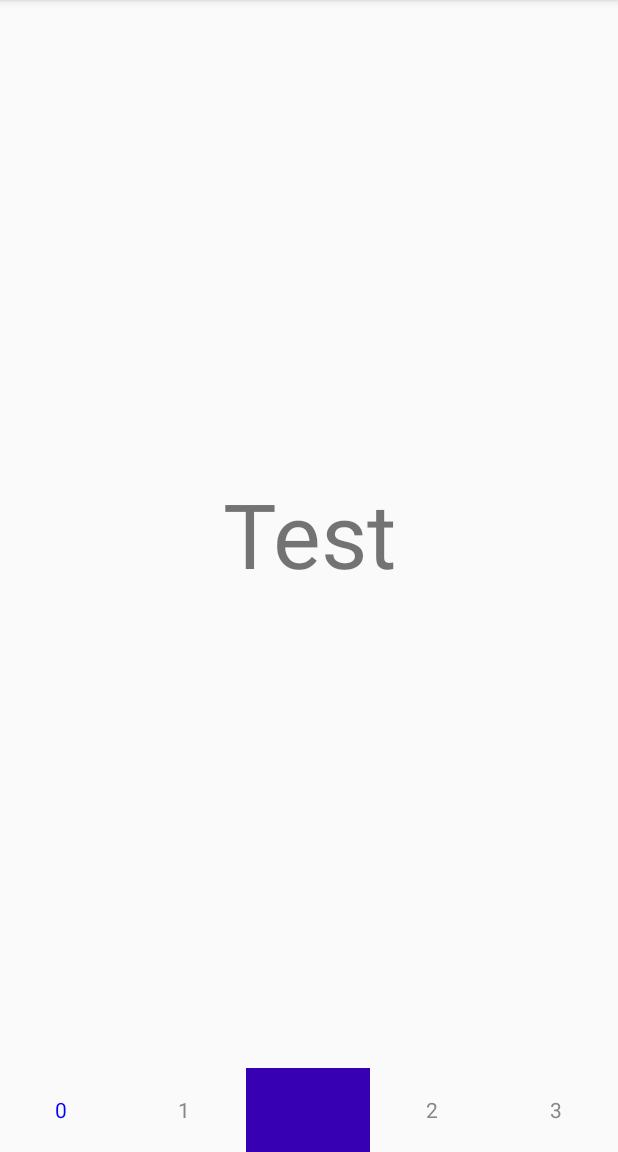
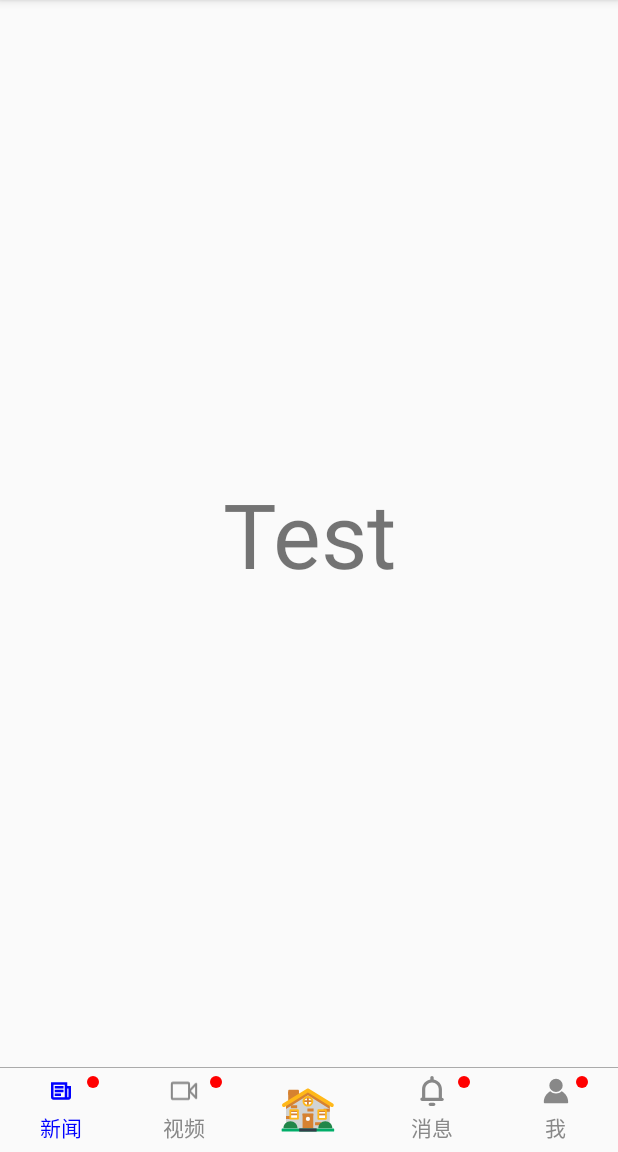
Before and after one commit to Ellen2018/AllPowerfulIndicator, an Android app: the DriedShrimpActivity screen opened directly, with no data from a screen before it, on a phone screen of 412 x 824 dp, the part 84-1236 px from its top. Run offline under Robolectric (Android 15) with nearby library versions, the phone set to English and light mode, and no system bars.

Commit message:
仿写虾米音乐app底部导航栏

```diff
--- a/app/src/main/java/com/ellen/allpowerfulindicator/ViewPager2Activity.kt
+++ b/app/src/main/java/com/ellen/allpowerfulindicator/ViewPager2Activity.kt
@@ -35,7 +35,7 @@ class ViewPager2Activity : AppCompatActivity(){
 
         }
 
-        allPowerIndicator.setAdapter(RoundIndicatorAdapter(viewPager2,Color.BLUE,Color.GRAY))
+        allPowerIndicator.setAdapter(RectangleIndicatorAdapter(viewPager2,Color.BLUE,Color.GRAY))
     }
 
 }
--- a/app/src/main/java/com/ellen/allpowerfulindicator/bottomnavigation/BottomBarAdapter.kt
+++ b/app/src/main/java/com/ellen/allpowerfulindicator/bottomnavigation/BottomBarAdapter.kt
@@ -2,8 +2,13 @@ package com.ellen.allpowerfulindicator.bottomnavigation
 
 import android.content.res.ColorStateList
 import android.graphics.Color
+import android.graphics.drawable.ShapeDrawable
+import android.graphics.drawable.shapes.OvalShape
+import android.util.Log
 import android.view.View
+import android.widget.ImageView
 import android.widget.TextView
+import android.widget.Toast
 import androidx.viewpager.widget.ViewPager
 import androidx.viewpager2.widget.ViewPager2
 import com.ellen.allpowerfulindicator.R
@@ -24,7 +29,29 @@ class BottomBarAdapter : BaseIndicatorViewPagerAdapter<BottomViewHolder> {
     }
 
     override fun showContent(holder: BottomViewHolder) {
-       holder.tvUpdate.text = "${dataList[holder.position]}"
+        val drawable = ShapeDrawable(OvalShape())
+        drawable.paint.color = Color.RED
+        holder.view.background = drawable
+
+        when (holder.position){
+            0-> {
+                holder.iv.setImageResource(R.drawable.ic_news)
+                holder.tvTitle.text = "新闻"
+            }
+            1-> {
+                holder.iv.setImageResource(R.drawable.ic_video)
+                holder.tvTitle.text = "视频"
+            }
+            2-> {
+                holder.iv.setImageResource(R.drawable.ic_message)
+                holder.tvTitle.text = "消息"
+            }
+            3-> {
+                holder.iv.setImageResource(R.drawable.ic_me)
+                holder.tvTitle.text = "我"
+            }
+        }
+
     }
 
     override fun getViewHolder(viewType: Int): BottomViewHolder {
@@ -32,15 +59,17 @@ class BottomBarAdapter : BaseIndicatorViewPagerAdapter<BottomViewHolder> {
     }
 
     override fun onTabReselected(holder: BottomViewHolder) {
-
+        Toast.makeText(holder.itemView?.context, "重选:${holder.position}", Toast.LENGTH_SHORT).show()
     }
 
     override fun onTabUnselected(holder: BottomViewHolder) {
         holder.tvTitle.setTextColor(Color.GRAY)
+        holder.iv.imageTintList = ColorStateList.valueOf(Color.GRAY)
     }
 
     override fun onTabSelected(holder: BottomViewHolder) {
         holder.tvTitle.setTextColor(Color.BLUE)
+        holder.iv.imageTintList = ColorStateList.valueOf(Color.BLUE)
     }
 
     override fun bindLinkageView(allPowerIndicator: AllPowerIndicator) {
@@ -53,10 +82,12 @@ class BottomBarAdapter : BaseIndicatorViewPagerAdapter<BottomViewHolder> {
 class BottomViewHolder(layoutId: Int) : BaseViewHolder(layoutId) {
 
     lateinit var tvTitle: TextView
-    lateinit var tvUpdate: TextView
+    lateinit var view: View
+    lateinit var iv: ImageView
 
     override fun bindView(itemView: View) {
         tvTitle = itemView.findViewById(R.id.tv_title)
-        tvUpdate = itemView.findViewById(R.id.tv_update)
+        view = itemView.findViewById(R.id.view_round)
+        iv = itemView.findViewById(R.id.iv)
     }
 }
--- a/app/src/main/java/com/ellen/allpowerfulindicator/driedshrimp/DriedShrimpActivity.kt
+++ b/app/src/main/java/com/ellen/allpowerfulindicator/driedshrimp/DriedShrimpActivity.kt
@@ -1,5 +1,6 @@
 package com.ellen.allpowerfulindicator.driedshrimp
 
+import android.content.res.ColorStateList
 import android.graphics.Color
 import android.os.Bundle
 import android.util.Log
@@ -44,19 +45,21 @@ class DriedShrimpActivity : AppCompatActivity() {
         val adapter = DriedShrimpAdapter()
         adapter.onTabSelectListener = object : OnTabSelectListener<CenterViewHolder,NormalViewHolder>{
             override fun onTabReselected(truePosition: Int, holder: NormalViewHolder) {
-
+                Toast.makeText(this@DriedShrimpActivity, "重选:$truePosition",Toast.LENGTH_SHORT).show()
             }
 
             override fun onTabUnselected(truePosition: Int, holder: NormalViewHolder) {
-                holder.tv.setTextColor(Color.GRAY)
+               holder.iv.imageTintList = ColorStateList.valueOf(Color.GRAY)
+               holder.tvTitle.setTextColor(Color.GRAY)
             }
 
             override fun onTabSelected(truePosition: Int, holder: NormalViewHolder) {
-                holder.tv.setTextColor(Color.BLUE)
+                holder.iv.imageTintList = ColorStateList.valueOf(Color.BLUE)
+                holder.tvTitle.setTextColor(Color.BLUE)
             }
 
             override fun onCenterTabListener(holder: CenterViewHolder) {
-
+                Toast.makeText(this@DriedShrimpActivity,"点击了中间",Toast.LENGTH_SHORT).show()
             }
 
             override fun bindViewPager2(): ViewPager2? {
--- a/app/src/main/java/com/ellen/allpowerfulindicator/driedshrimp/DriedShrimpAdapter.kt
+++ b/app/src/main/java/com/ellen/allpowerfulindicator/driedshrimp/DriedShrimpAdapter.kt
@@ -1,5 +1,8 @@
 package com.ellen.allpowerfulindicator.driedshrimp
 
+import android.graphics.Color
+import android.graphics.drawable.ShapeDrawable
+import android.graphics.drawable.shapes.OvalShape
 import android.view.View
 import android.widget.ImageView
 import android.widget.TextView
@@ -9,17 +12,12 @@ import com.ellen.indicator.BaseViewHolder
 
 class DriedShrimpAdapter : BaseBottomBarAdapter<CenterViewHolder, NormalViewHolder>() {
 
-
-    override fun getItemCount(): Int {
-        return 8
-    }
-
-    override fun getCenterViewHolder(): CenterViewHolder? {
-        return return CenterViewHolder(R.layout.view_center)
+    override fun getCenterViewHolder(): CenterViewHolder{
+        return CenterViewHolder(R.layout.view_center)
     }
 
     override fun getNormalViewHolder(): NormalViewHolder {
-        return NormalViewHolder(R.layout.view_left_right)
+        return NormalViewHolder(R.layout.item_bottom_navigation_bar)
     }
 
     override fun showContentCenter(holder: CenterViewHolder) {
@@ -27,7 +25,28 @@ class DriedShrimpAdapter : BaseBottomBarAdapter<CenterViewHolder, NormalViewHold
     }
 
     override fun showContentNormal(truePosition: Int, holder: NormalViewHolder) {
-        holder.tv.text = truePosition.toString()
+        val drawable = ShapeDrawable(OvalShape())
+        drawable.paint.color = Color.RED
+        holder.view.background = drawable
+
+        when (truePosition){
+            0-> {
+                holder.iv.setImageResource(R.drawable.ic_news)
+                holder.tvTitle.text = "新闻"
+            }
+            1-> {
+                holder.iv.setImageResource(R.drawable.ic_video)
+                holder.tvTitle.text = "视频"
+            }
+            2-> {
+                holder.iv.setImageResource(R.drawable.ic_message)
+                holder.tvTitle.text = "消息"
+            }
+            3-> {
+                holder.iv.setImageResource(R.drawable.ic_me)
+                holder.tvTitle.text = "我"
+            }
+        }
     }
 
 }
@@ -43,9 +62,13 @@ class CenterViewHolder(itemLayoutId:Int) : BaseViewHolder(itemLayoutId){
 
 class NormalViewHolder(itemLayoutId:Int) : BaseViewHolder(itemLayoutId){
 
-    lateinit var tv:TextView
+    lateinit var tvTitle: TextView
+    lateinit var view: View
+    lateinit var iv: ImageView
 
     override fun bindView(itemView: View) {
-        tv = itemView.findViewById(R.id.tv)
+        tvTitle = itemView.findViewById(R.id.tv_title)
+        view = itemView.findViewById(R.id.view_round)
+        iv = itemView.findViewById(R.id.iv)
     }
 }
--- /dev/null
+++ b/app/src/main/res/drawable/ic_center.xml
@@ -0,0 +1,78 @@
+<vector xmlns:android="http://schemas.android.com/apk/res/android"
+    android:width="200dp"
+    android:height="200dp"
+    android:viewportWidth="1024"
+    android:viewportHeight="1024">
+  <path
+      android:pathData="M358.1,394.7c0,11.1 -9.1,20.1 -20.1,20.1H194c-11.1,0 -20.1,-9.1 -20.1,-20.1v-208c0,-11.1 9.1,-20.1 20.1,-20.1h144c11.1,0 20.1,9.1 20.1,20.1v208z"
+      android:fillColor="#D68231"/>
+  <path
+      android:pathData="M173.9,201.1h106.2v51.1H173.9zM251.9,280h106.2v51.1H251.9z"
+      android:fillColor="#D68231"/>
+  <path
+      android:pathData="M136.9,408.4v417.1h747.3V408.4L510.6,175.2z"
+      android:fillColor="#D1D3D3"/>
+  <path
+      android:pathData="M510.6,175.2L136.9,408.4V493l373.7,-233.2L884.2,493v-84.6z"
+      android:fillColor="#D68231"/>
+  <path
+      android:pathData="M778,489.3h106.2v51.1H778zM632.6,721.3h106.2v51.1H632.6zM501.5,488.4h106.2v51.1H501.5zM136.9,613.2h106.2v51.1H136.9zM220.4,430.1h106.2v51.1H220.4z"
+      android:fillColor="#D68231"/>
+  <path
+      android:pathData="M419.3,574.5h182.5v251H419.3z"
+      android:fillColor="#D68231"/>
+  <path
+      android:pathData="M510.6,664.5m-35.7,0a35.7,35.7 0,1 0,71.4 0,35.7 35.7,0 1,0 -71.4,0Z"
+      android:fillColor="#FFFFFF"/>
+  <path
+      android:pathData="M510.6,362.1m-76,0a76,76 0,1 0,152 0,76 76,0 1,0 -152,0Z"
+      android:fillColor="#FFFFFF"/>
+  <path
+      android:pathData="M510.6,286.1c-42,0 -76,34 -76,76 0,4.6 0.4,9.1 1.2,13.4 6.3,-35.6 37.4,-62.6 74.8,-62.6s68.5,27 74.8,62.6c0.8,-4.4 1.2,-8.8 1.2,-13.4 0,-42 -34.1,-76 -76,-76z"
+      android:fillColor="#D68231"/>
+  <path
+      android:pathData="M586.6,347h-60.9v-60.9h-30.2V347h-60.9v30.2h60.9v60.9h30.2v-60.9h60.9z"
+      android:fillColor="#D68231"/>
+  <path
+      android:pathData="M510.6,301.2c-33.6,0 -60.9,27.3 -60.9,60.9S477,423 510.6,423s60.9,-27.3 60.9,-60.9 -27.3,-60.9 -60.9,-60.9zM510.6,453.2c-50.2,0 -91.1,-40.9 -91.1,-91.1 0,-50.2 40.9,-91.1 91.1,-91.1 50.2,0 91.1,40.9 91.1,91.1 0,50.2 -40.9,91.1 -91.1,91.1z"
+      android:fillColor="#FFB819"/>
+  <path
+      android:pathData="M419.3,574.5h182.5v31.7H419.3z"
+      android:fillColor="#D68231"/>
+  <path
+      android:pathData="M687.8,514.5h130.6v147.6H687.8z"
+      android:fillColor="#FFFFFF"/>
+  <path
+      android:pathData="M687.8,514.5h130.6V547H687.8z"
+      android:fillColor="#D68231"/>
+  <path
+      android:pathData="M687.8,573.2h130.6v30.2H687.8z"
+      android:fillColor="#D68231"/>
+  <path
+      android:pathData="M702.9,647h100.4L803.3,529.6L702.9,529.6L702.9,647zM818.4,677.2L687.8,677.2c-8.3,0 -15.1,-6.8 -15.1,-15.1L672.7,514.5c0,-8.3 6.8,-15.1 15.1,-15.1h130.6c8.3,0 15.1,6.8 15.1,15.1v147.6c0,8.3 -6.8,15.1 -15.1,15.1z"
+      android:fillColor="#FFB819"/>
+  <path
+      android:pathData="M958.7,871c0,5.5 -4.5,9.9 -9.9,9.9H72.3c-5.5,0 -9.9,-4.5 -9.9,-9.9v-35.5c0,-5.5 4.5,-9.9 9.9,-9.9h876.5c5.5,0 9.9,4.5 9.9,9.9V871z"
+      android:fillColor="#00AD68"/>
+  <path
+      android:pathData="M361.8,825.5h297.4v55.4H361.8z"
+      android:fillColor="#333E48"/>
+  <path
+      android:pathData="M919.7,462.3c-5.8,0 -11.7,-1.6 -17,-4.9L510.6,213.2 118.4,457.5c-15.1,9.4 -35,4.8 -44.4,-10.3 -9.4,-15.1 -4.8,-35 10.3,-44.4l409.2,-254.9c10.4,-6.5 23.6,-6.5 34.1,0l409.2,254.9c15.1,9.4 19.7,29.3 10.3,44.4 -6.1,9.7 -16.6,15.1 -27.4,15.1z"
+      android:fillColor="#FFB819"/>
+  <path
+      android:pathData="M927.8,825.5c0,-66.1 -53.6,-119.6 -119.6,-119.6 -66.1,0 -119.6,53.6 -119.6,119.6h239.2zM93.3,825.5c0,-66.1 53.6,-119.6 119.6,-119.6s119.6,53.6 119.6,119.6H93.3z"
+      android:fillColor="#218649"/>
+  <path
+      android:pathData="M209.8,512.5h130.6v147.6H209.8z"
+      android:fillColor="#FFFFFF"/>
+  <path
+      android:pathData="M209.8,512.5h130.6V545H209.8z"
+      android:fillColor="#D68231"/>
+  <path
+      android:pathData="M209.8,571.2h130.6v30.2H209.8z"
+      android:fillColor="#D68231"/>
+  <path
+      android:pathData="M224.9,645h100.4L325.3,527.6L224.9,527.6L224.9,645zM340.4,675.2L209.8,675.2c-8.3,0 -15.1,-6.8 -15.1,-15.1L194.7,512.5c0,-8.3 6.8,-15.1 15.1,-15.1h130.6c8.3,0 15.1,6.8 15.1,15.1v147.6c0,8.3 -6.8,15.1 -15.1,15.1z"
+      android:fillColor="#FFB819"/>
+</vector>
--- /dev/null
+++ b/app/src/main/res/drawable/ic_main_menu.xml
@@ -0,0 +1,15 @@
+<vector xmlns:android="http://schemas.android.com/apk/res/android"
+    android:width="206.64062dp"
+    android:height="200dp"
+    android:viewportWidth="1058"
+    android:viewportHeight="1024">
+  <path
+      android:fillColor="#FF000000"
+      android:pathData="M1006.64,1024L28.12,1024c-15.35,0 -27.84,-12.49 -27.84,-27.84L0.29,27.84c0,-15.35 12.49,-27.84 27.84,-27.84L1006.64,0c15.35,0 27.84,12.49 27.84,27.84v968.33c0,15.35 -12.49,27.83 -27.84,27.83zM44.24,980.05L990.53,980.05L990.53,43.95L44.24,43.95v936.1z"/>
+  <path
+      android:fillColor="#FF000000"
+      android:pathData="M22.26,201.67H1012.5v43.95H22.26zM22.26,303.24H1012.5v43.95H22.26zM22.26,842.34h980.05v43.95H22.26z"/>
+  <path
+      android:fillColor="#FF000000"
+      android:pathData="M207.82,325.22h43.95v539.1h-43.95zM776.22,325.22h43.95v539.1h-43.95zM966.18,137.37c0,2.07 -6.85,3.76 -15.3,3.76h-392.76c-8.45,0 -15.3,-1.68 -15.3,-3.76V71.63c0,-2.07 6.85,-3.76 15.3,-3.76h392.76c8.45,0 15.3,1.68 15.3,3.76v65.74z"/>
+</vector>
--- /dev/null
+++ b/app/src/main/res/drawable/ic_me.xml
@@ -0,0 +1,12 @@
+<vector xmlns:android="http://schemas.android.com/apk/res/android"
+    android:width="200dp"
+    android:height="200dp"
+    android:viewportWidth="1024"
+    android:viewportHeight="1024">
+  <path
+      android:fillColor="#FF000000"
+      android:pathData="M512.3,320.5m-227.9,0a227.9,227.9 0,1 0,455.8 0,227.9 227.9,0 1,0 -455.8,0Z"/>
+  <path
+      android:fillColor="#FF000000"
+      android:pathData="M703,523c-49.9,47 -116.9,75.9 -190.7,75.9s-140.8,-29 -190.7,-75.9C187.9,592.2 96.3,731.8 96.3,892.5c0,19.9 16.1,36 36,36h760.2c19.9,0 36,-16.1 36,-36 -0.1,-160.7 -91.8,-300.3 -225.5,-369.5z"/>
+</vector>
--- /dev/null
+++ b/app/src/main/res/drawable/ic_message.xml
@@ -0,0 +1,9 @@
+<vector xmlns:android="http://schemas.android.com/apk/res/android"
+    android:width="200dp"
+    android:height="200dp"
+    android:viewportWidth="1024"
+    android:viewportHeight="1024">
+  <path
+      android:fillColor="#FF000000"
+      android:pathData="M851.2,742.4L851.2,454.4c0,-166.4 -121.6,-307.2 -281.6,-332.8v-64C569.6,25.6 544,0 512,0s-57.6,25.6 -57.6,57.6v64c-160,25.6 -281.6,166.4 -281.6,332.8v281.6c-32,0 -57.6,25.6 -57.6,57.6s25.6,57.6 57.6,57.6h684.8c32,0 57.6,-25.6 57.6,-57.6 -6.4,-25.6 -32,-51.2 -64,-51.2zM742.4,742.4L281.6,742.4L281.6,454.4c0,-128 102.4,-230.4 230.4,-230.4s230.4,102.4 230.4,230.4v288zM569.6,908.8L454.4,908.8c-32,0 -57.6,25.6 -57.6,57.6s25.6,57.6 57.6,57.6h115.2c32,0 57.6,-25.6 57.6,-57.6s-25.6,-57.6 -57.6,-57.6z"/>
+</vector>
--- /dev/null
+++ b/app/src/main/res/drawable/ic_my.xml
@@ -0,0 +1,9 @@
+<vector xmlns:android="http://schemas.android.com/apk/res/android"
+    android:width="200dp"
+    android:height="200dp"
+    android:viewportWidth="1024"
+    android:viewportHeight="1024">
+  <path
+      android:pathData="M512,64a448,448 0,1 1,0 896A448,448 0,0 1,512 64zM513.6,703.17l-17.02,0.26 -14.53,0.38c-91.9,3.52 -150.98,24.06 -163.65,40l-1.28,1.79 -1.15,3.2a88.7,88.7 0,0 0,-2.37 24.06v37.63A356.74,356.74 0,0 0,512 870.4a356.74,356.74 0,0 0,198.4 -59.84v-42.18l-0.45,-7.68a44.67,44.67 0,0 0,-2.88 -15.04c-2.37,-3.78 -15.36,-12.74 -39.49,-21.31 -34.56,-12.22 -81.98,-19.84 -138.62,-20.93l-15.36,-0.26zM512,153.6a358.4,358.4 0,0 0,-283.78 577.34c2.05,-9.41 5.12,-17.98 9.09,-25.98l4.35,-7.87 3.84,-5.31c32.83,-41.86 111.81,-72.83 233.09,-77.44l15.36,-0.51 18.56,-0.19 17.66,0.19c137.22,2.69 224.64,38.66 253.18,84.86 5.7,9.28 9.79,19.84 12.48,32A358.4,358.4 0,0 0,512 153.6zM512,262.4c77.89,0 140.99,60.22 140.99,134.53v44.8c0,74.3 -63.1,134.53 -140.99,134.53 -77.89,0 -140.99,-60.16 -140.99,-134.46v-44.8C371.01,322.56 434.11,262.4 512,262.4zM512,352c-29.31,0 -51.39,21.12 -51.39,44.93v44.8c0,23.87 22.08,44.93 51.39,44.93 29.31,0 51.39,-21.12 51.39,-44.86v-44.8c0,-23.87 -22.08,-44.93 -51.39,-44.93z"
+      android:fillColor="#333333"/>
+</vector>
--- /dev/null
+++ b/app/src/main/res/drawable/ic_news.xml
@@ -0,0 +1,9 @@
+<vector xmlns:android="http://schemas.android.com/apk/res/android"
+    android:width="200dp"
+    android:height="200dp"
+    android:viewportWidth="1024"
+    android:viewportHeight="1024">
+  <path
+      android:pathData="M341.33,725.33h298.67L640,298.67L256,298.67v426.67h85.33zM170.67,725.33L170.67,213.33h554.67v128h128v384c0,46.93 -38.4,85.33 -85.33,85.33L256,810.67c-46.93,0 -85.33,-38.4 -85.33,-85.33zM725.33,426.67v277.33c0,12.8 8.53,21.33 21.33,21.33s21.33,-8.53 21.33,-21.33L768,426.67h-42.67zM298.67,341.33h298.67v85.33L298.67,426.67L298.67,341.33zM298.67,469.33h298.67v85.33L298.67,554.67v-85.33zM298.67,597.33h213.33v85.33L298.67,682.67v-85.33z"
+      android:fillColor="#444444"/>
+</vector>
--- /dev/null
+++ b/app/src/main/res/drawable/ic_video.xml
@@ -0,0 +1,9 @@
+<vector xmlns:android="http://schemas.android.com/apk/res/android"
+    android:width="200.39062dp"
+    android:height="200dp"
+    android:viewportWidth="1026"
+    android:viewportHeight="1024">
+  <path
+      android:fillColor="#FF000000"
+      android:pathData="M945.64,234.06h-34.63c-9.59,0 -17.33,8.19 -17.33,18.34v-3.94l-173.14,183.35v-161.1c0,-40.5 -31.03,-73.35 -69.28,-73.35h-519.46c-38.25,0 -69.28,32.83 -69.28,73.35v476.73c0,40.48 31,73.33 69.28,73.33h519.46c38.25,0 69.28,-32.85 69.28,-73.33v-161.12l173.14,183.33v-3.89c0,10.1 7.74,18.32 17.33,18.32h34.63c9.56,0 17.33,-8.21 17.33,-18.32v-513.36c0,-10.15 -7.76,-18.34 -17.33,-18.34zM651.28,505.16l-3.71,3.91 3.71,3.91v234.45h-519.46v-476.73h519.46v234.45zM893.71,665.92l-148.16,-156.85 148.16,-156.87v313.72z"/>
+</vector>
--- a/app/src/main/res/layout/activity_dried_shrimp.xml
+++ b/app/src/main/res/layout/activity_dried_shrimp.xml
@@ -12,6 +12,11 @@
         android:layout_height="0dp"
         android:layout_weight="1"/>
 
+    <View
+        android:layout_width="match_parent"
+        android:background="@android:color/darker_gray"
+        android:layout_height="0.3dp"/>
+
     <com.ellen.indicator.AllPowerIndicator
         android:id="@+id/all_power_indicator"
         app:tabPaddingStart="0dp"
--- a/app/src/main/res/layout/item_bottom_navigation_bar.xml
+++ b/app/src/main/res/layout/item_bottom_navigation_bar.xml
@@ -3,22 +3,15 @@
     android:layout_width="match_parent"
     android:layout_height="?actionBarSize">
 
-    <TextView
-        android:id="@+id/tv_update"
+    <LinearLayout
+        android:id="@+id/ll"
         android:layout_width="wrap_content"
-        android:textColor="@color/colorPrimaryDark"
-        android:text="22"
-        android:layout_alignParentRight="true"
-        android:layout_height="wrap_content"/>
-
-
-    <LinearLayout
-        android:layout_width="match_parent"
         android:layout_height="wrap_content"
         android:layout_centerInParent="true"
         android:orientation="vertical">
 
         <ImageView
+            android:id="@+id/iv"
             android:layout_width="20dp"
             android:layout_height="20dp"
             android:layout_gravity="center_horizontal"
@@ -26,13 +19,21 @@
 
         <TextView
             android:id="@+id/tv_title"
-            android:layout_width="match_parent"
+            android:layout_width="wrap_content"
             android:gravity="center"
+            android:layout_gravity="center_horizontal"
             android:layout_marginTop="3dp"
-            android:layout_height="match_parent"
+            android:layout_height="wrap_content"
             android:text="item" />
 
-        </LinearLayout>
+    </LinearLayout>
 
+    <View
+        android:id="@+id/view_round"
+        android:layout_width="8dp"
+        android:layout_height="8dp"
+        android:layout_alignTop="@id/ll"
+        android:layout_marginStart="3dp"
+        android:layout_toRightOf="@id/ll" />
 
 </RelativeLayout>
--- a/app/src/main/res/layout/view_center.xml
+++ b/app/src/main/res/layout/view_center.xml
@@ -6,8 +6,10 @@
 
     <ImageView
         android:id="@+id/iv"
-        android:layout_width="match_parent"
-        android:src="@color/colorPrimaryDark"
-        android:layout_height="match_parent"/>
+        android:layout_width="?actionBarSize"
+        android:layout_centerInParent="true"
+        android:padding="8dp"
+        android:src="@drawable/ic_center"
+        android:layout_height="?actionBarSize"/>
 
 </RelativeLayout>
--- a/app/src/main/res/layout/view_left_right.xml
+++ b/app/src/main/res/layout/view_left_right.xml
@@ -4,10 +4,9 @@
     android:layout_width="match_parent"
     android:layout_height="?actionBarSize">
 
-    <TextView
+    <ImageView
         android:id="@+id/tv"
         android:layout_width="match_parent"
-        android:text="hha"
         android:gravity="center"
         android:layout_height="match_parent"/>
 
--- a/libraray/src/main/java/com/ellen/indicator/AllPowerIndicator.kt
+++ b/libraray/src/main/java/com/ellen/indicator/AllPowerIndicator.kt
@@ -51,23 +51,22 @@ class AllPowerIndicator : TabLayout, Indicator {
                 isReset = true
             }
         }
-        addOnTabSelectedListener(object : TabLayout.OnTabSelectedListener {
-            override fun onTabReselected(tab: TabLayout.Tab?) {
+        addOnTabSelectedListener(object : OnTabSelectedListener {
+            override fun onTabReselected(tab: Tab?) {
                 val baseViewHolder = tab?.customView?.tag as T
                 adapter.onTabReselected(baseViewHolder)
             }
 
-            override fun onTabUnselected(tab: TabLayout.Tab?) {
+            override fun onTabUnselected(tab: Tab?) {
                 val baseViewHolder = tab?.customView?.tag as T
                 adapter.onTabUnselected(baseViewHolder)
             }
 
-            override fun onTabSelected(tab: TabLayout.Tab?) {
+            override fun onTabSelected(tab: Tab?) {
                 val baseViewHolder = tab?.customView?.tag as T
                 adapter.onTabSelected(baseViewHolder)
             }
         })
-        getTabAt(0)?.select()
     }
 }
 
--- a/libraray/src/main/java/com/ellen/indicator/BaseBottomBarAdapter.kt
+++ b/libraray/src/main/java/com/ellen/indicator/BaseBottomCenterBarAdapter.kt
@@ -14,24 +14,35 @@ abstract class BaseBottomBarAdapter<C : BaseViewHolder, N : BaseViewHolder> :
 
     var onTabSelectListener: OnTabSelectListener<C, N>? = null
 
-    protected open fun getCenterViewHolder(): C? {
-        return null
+    //避免首次进入时触发reset 0 的bug
+    private var isFirst = false
+    private val onPageChangeCallback = object : ViewPager2.OnPageChangeCallback() {
+
+        override fun onPageSelected(position: Int) {
+            if(!isFirst){
+                isFirst = !isFirst
+            }else {
+                if (position >= getItemSize() / 2) {
+                    allPowerIndicator.selectTab(allPowerIndicator.getTabAt(position + 1))
+                } else {
+                    allPowerIndicator.selectTab(allPowerIndicator.getTabAt(position))
+                }
+            }
+        }
+
     }
 
+    abstract fun getCenterViewHolder(): C
     abstract fun getNormalViewHolder(): N
 
     override fun getItemType(position: Int): Int {
-        return if (getCenterViewHolder() == null) {
+        return if (getItemSize() % 2 == 0) {
             0
         } else {
-            if (getItemSize() % 2 == 0) {
+            if (position == getItemSize() / 2) {
+                1
+            } else {
                 0
-            } else {
-                if (position == getItemSize() / 2) {
-                    1
-                } else {
-                    0
-                }
             }
         }
     }
@@ -39,15 +50,15 @@ abstract class BaseBottomBarAdapter<C : BaseViewHolder, N : BaseViewHolder> :
     override fun getItemSize(): Int {
         val viewPager2 = onTabSelectListener?.bindViewPager2()
         val viewPager1 = onTabSelectListener?.bindViewPager()
-        return if (viewPager2 != null) {
-            viewPager2.adapter?.itemCount!! + 1
-        } else if (viewPager1 != null) {
-            viewPager1.adapter?.count!!
-        } else {
-            if (getCenterViewHolder() != null) {
+        return when {
+            viewPager2 != null -> {
+                viewPager2.adapter?.itemCount!! + 1
+            }
+            viewPager1 != null -> {
+                viewPager1.adapter?.count!! + 1
+            }
+            else -> {
                 getItemCount() + 1
-            } else {
-                getItemCount()
             }
         }
     }
@@ -64,15 +75,18 @@ abstract class BaseBottomBarAdapter<C : BaseViewHolder, N : BaseViewHolder> :
         }
     }
 
+
     abstract fun showContentCenter(holder: C)
     abstract fun showContentNormal(truePosition: Int, holder: N)
-    abstract fun getItemCount(): Int
+    open fun getItemCount(): Int {
+        return 0
+    }
 
     override fun getViewHolder(viewType: Int): BaseViewHolder {
         return if (viewType == 0) {
             getNormalViewHolder()
         } else {
-            getCenterViewHolder() as BaseViewHolder
+            getCenterViewHolder()
         }
     }
 
@@ -111,7 +125,9 @@ abstract class BaseBottomBarAdapter<C : BaseViewHolder, N : BaseViewHolder> :
             val viewPager2 = onTabSelectListener?.bindViewPager2()
             val viewPager = onTabSelectListener?.bindViewPager()
             if (viewPager2 != null) {
-               viewPager2.currentItem = truePosition
+                viewPager2.unregisterOnPageChangeCallback(onPageChangeCallback)
+                viewPager2.currentItem = truePosition
+                viewPager2.registerOnPageChangeCallback(onPageChangeCallback)
             } else {
                 viewPager?.currentItem = truePosition
             }
@@ -126,17 +142,7 @@ abstract class BaseBottomBarAdapter<C : BaseViewHolder, N : BaseViewHolder> :
             allPowerIndicator.addTab(tab)
         }
         if (viewPager2 != null) {
-            viewPager2.registerOnPageChangeCallback(object : ViewPager2.OnPageChangeCallback() {
-
-                override fun onPageSelected(position: Int) {
-                    if (position >= getItemSize() / 2) {
-                        allPowerIndicator.selectTab(allPowerIndicator.getTabAt(position + 1))
-                    } else {
-                        allPowerIndicator.selectTab(allPowerIndicator.getTabAt(position))
-                    }
-                }
-
-            })
+            viewPager2.registerOnPageChangeCallback(onPageChangeCallback)
         } else onTabSelectListener?.bindViewPager()?.addOnPageChangeListener(object : ViewPager.OnPageChangeListener {
             override fun onPageScrollStateChanged(state: Int) {
 
```
Also changed, not shown: libraray/src/main/java/com/ellen/indicator/Adapter.kt (+7 -0 lines).
